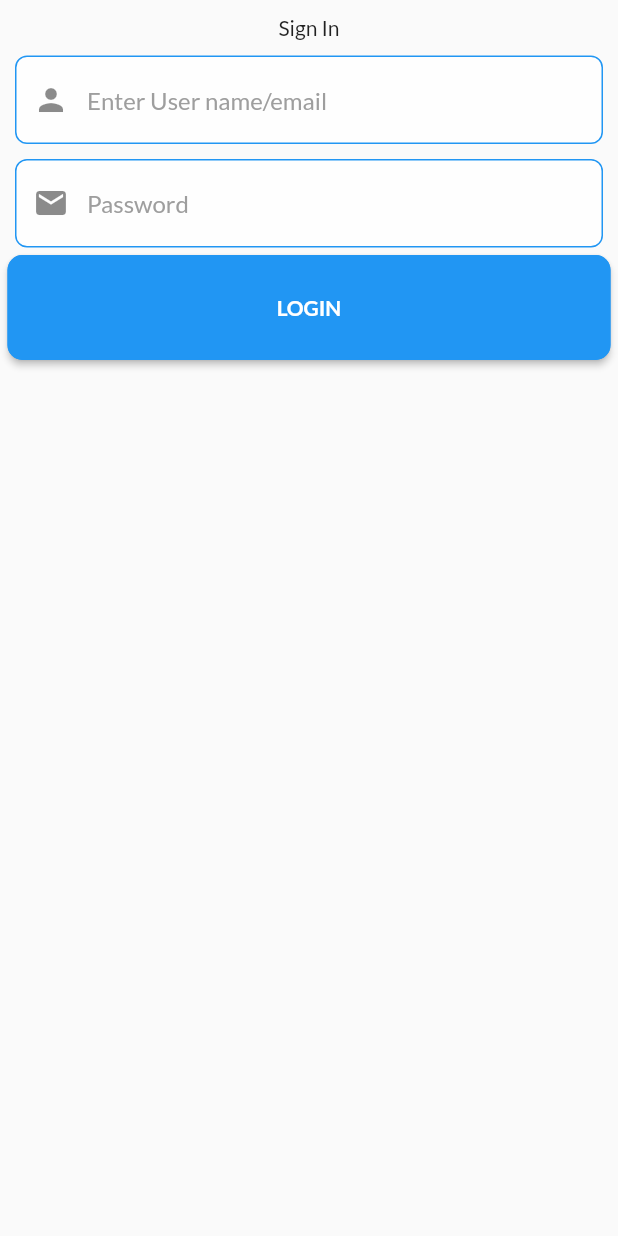
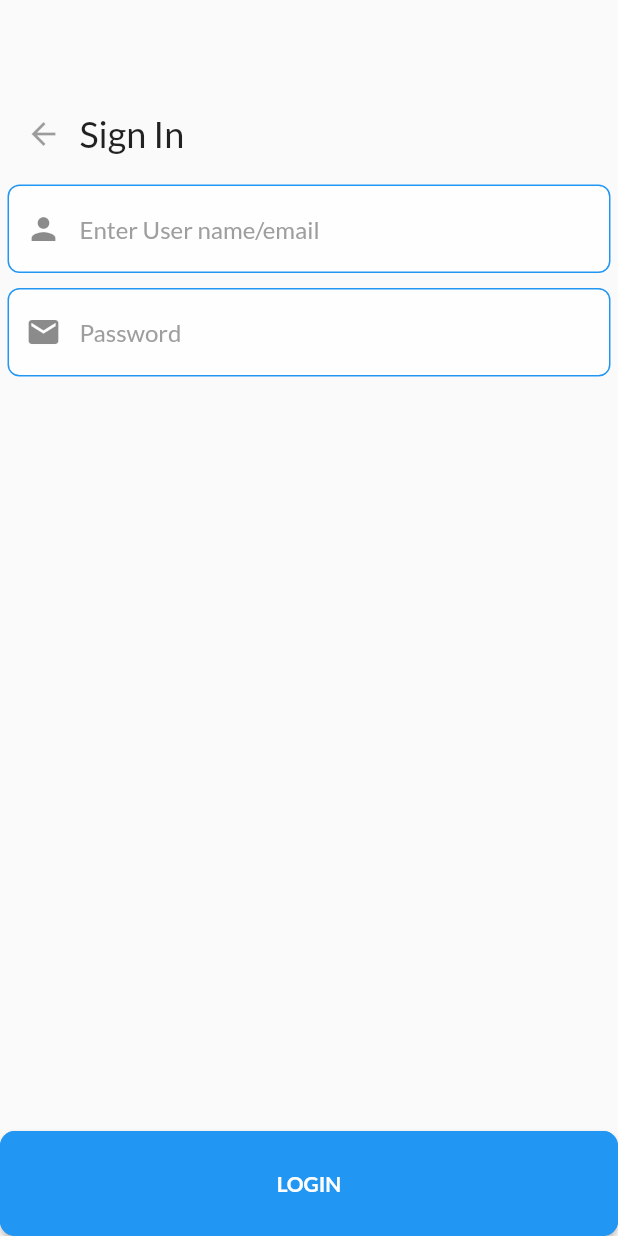
Before and after one commit to abender777/isolation_hero, a Flutter app: the _SignInMobile screen opened directly with empty values, on a phone screen of 412 x 824 dp. Run offline on Flutter 3.47's test engine with Material 2 defaults, Android fonts, the phone set to English and light mode, and no system bars; our stand-ins replace avatar_glow, equatable, flutter_map, font_awesome_flutter, geolocator, get_it and 5 more.

Commit message:
Updated sign in page view

```diff
--- a/lib/views/sign_in/sign_in_mobile.dart
+++ b/lib/views/sign_in/sign_in_mobile.dart
@@ -8,11 +8,18 @@ class _SignInMobile extends StatelessWidget {
   @override
   Widget build(BuildContext context) {
     return Scaffold(
-        body: Container(
-            padding: EdgeInsets.all(5),
-            child: SingleChildScrollView(
+        body: Stack(children: <Widget>[
+              Container(
+                padding: EdgeInsets.only(top: 30.0),
                 child: Column(children: <Widget>[
-              Container(padding: EdgeInsets.all(5.0), child: Text("Sign In")),
+              Container(
+                  margin: EdgeInsets.only(top: 30),
+                  padding: EdgeInsets.all(5.0),
+                  child: Row(children: <Widget>[
+                    IconButton(icon: Icon(Icons.arrow_back), onPressed: null),
+                    Text("Sign In",
+                        style: Theme.of(context).textTheme.headline),
+                  ])),
                 Container(
                     padding: EdgeInsets.all(5.0),
                     child: TextField(
@@ -56,8 +63,11 @@ class _SignInMobile extends StatelessWidget {
                           borderSide: BorderSide(color: Colors.blue, width: 1),
                         ),
                       ),
-                  )),
-              ButtonTheme(
+                    ))
+              ])),
+              Align(
+                alignment: FractionalOffset.bottomCenter,
+                child: ButtonTheme(
                     minWidth: MediaQuery.of(context).size.width,
                     height: 70.0,
                     child: RaisedButton(
@@ -67,10 +77,10 @@ class _SignInMobile extends StatelessWidget {
                           borderRadius: new BorderRadius.circular(10.0),
                           side: BorderSide(color: Colors.blue)),
                       onPressed: () {},
-                  child:
-                      Text('LOGIN', style: Theme.of(context).textTheme.button),
-                ),
+                      child: Text('LOGIN',
+                          style: Theme.of(context).textTheme.button),
+                    )),
               )
-            ]))));
+            ]));
   }
 }
```
Lines whose indentation alone changed are shown as unchanged.
